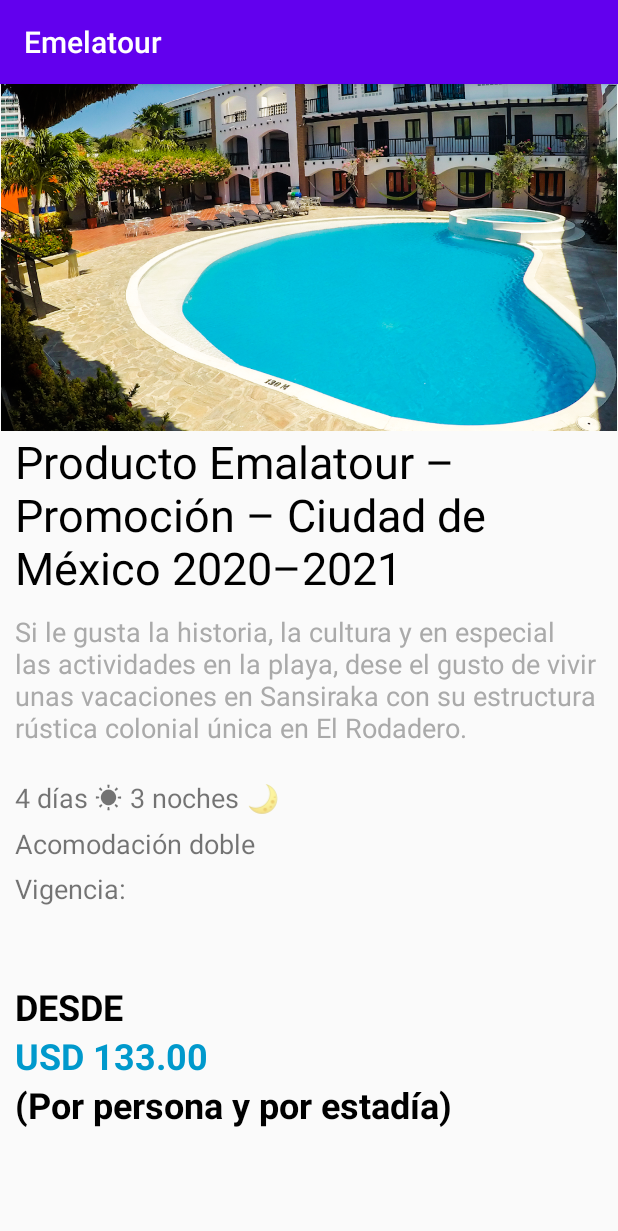
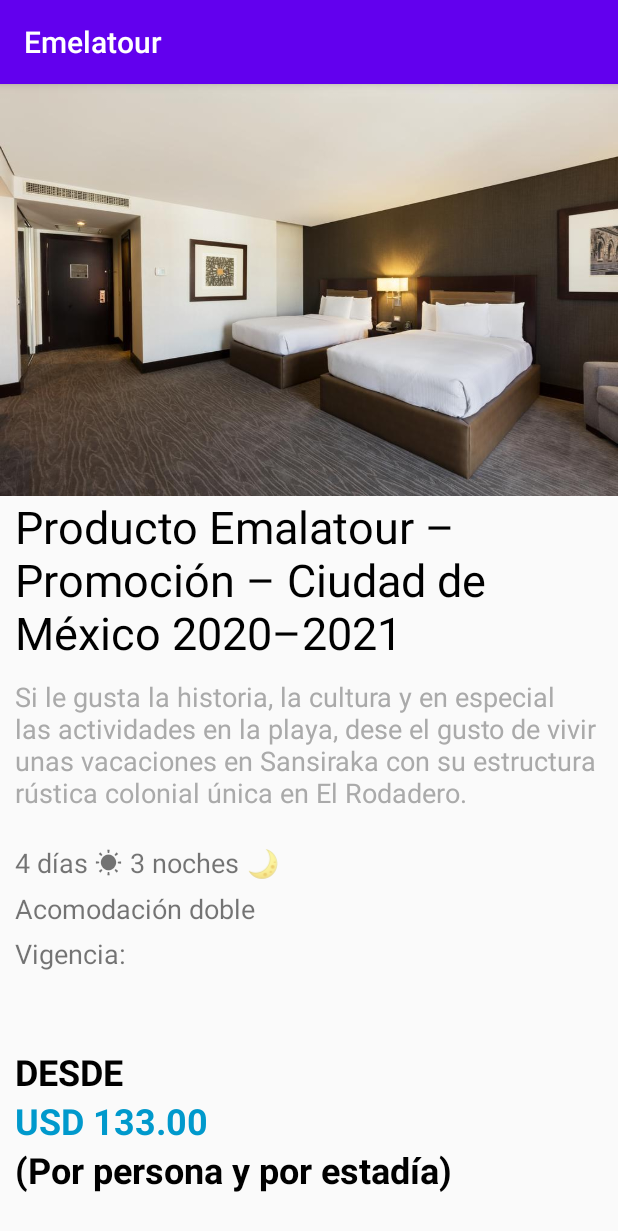
Before and after one commit to ghostspook/Emelatour, an Android app: the MexicoCityActivity screen opened directly, with no data from a screen before it, on a phone screen of 412 x 824 dp. Shown: the top 1231 px of the screen. Run offline under Robolectric (Android 15) with nearby library versions, the phone set to English and light mode, and no system bars.

Commit message:
Change promo Images

```diff
--- a/app/src/main/res/layout/activity_cancun.xml
+++ b/app/src/main/res/layout/activity_cancun.xml
@@ -22,7 +22,7 @@
                 android:adjustViewBounds="true"
                 android:contentDescription="@string/cancun"
                 android:scaleType="fitCenter"
-                app:srcCompat="@drawable/sansiraka" />
+                app:srcCompat="@drawable/cancun_oasis" />
 
             <LinearLayout
                 android:layout_width="match_parent"
--- a/app/src/main/res/layout/activity_cartagena.xml
+++ b/app/src/main/res/layout/activity_cartagena.xml
@@ -22,7 +22,7 @@
                 android:adjustViewBounds="true"
                 android:contentDescription="@string/cartagena"
                 android:scaleType="fitCenter"
-                app:srcCompat="@drawable/sansiraka" />
+                app:srcCompat="@drawable/cartagena_decameron" />
 
             <LinearLayout
                 android:layout_width="match_parent"
--- a/app/src/main/res/layout/activity_mexico_city.xml
+++ b/app/src/main/res/layout/activity_mexico_city.xml
@@ -20,9 +20,9 @@
                 android:layout_width="match_parent"
                 android:layout_height="wrap_content"
                 android:adjustViewBounds="true"
-                android:contentDescription="@string/sansikara"
+                android:contentDescription="@string/mexico_city"
                 android:scaleType="fitCenter"
-                app:srcCompat="@drawable/sansiraka" />
+                app:srcCompat="@drawable/mexico_hilton_reforma" />
 
             <LinearLayout
                 android:layout_width="match_parent"
```
Also changed, not shown: app/src/main/res/drawable/cancun_oasis.jpg (added), app/src/main/res/drawable/cartagena_decameron.jpg (added), app/src/main/res/drawable/mexico_hilton_reforma.jpg (added).
